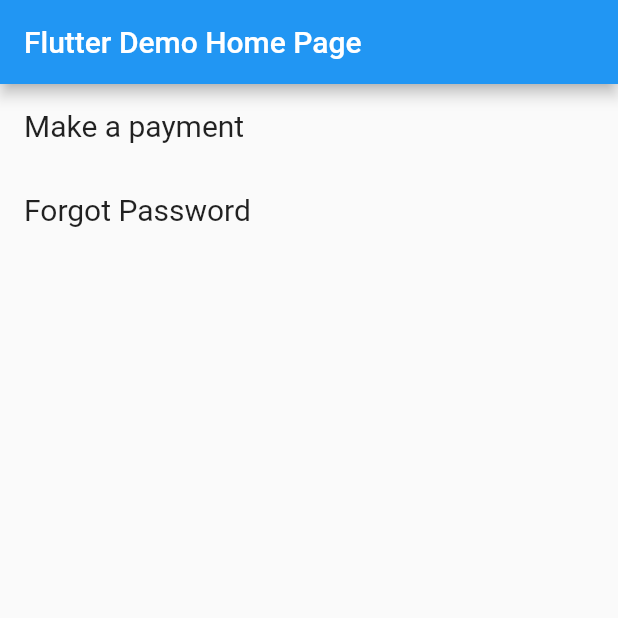
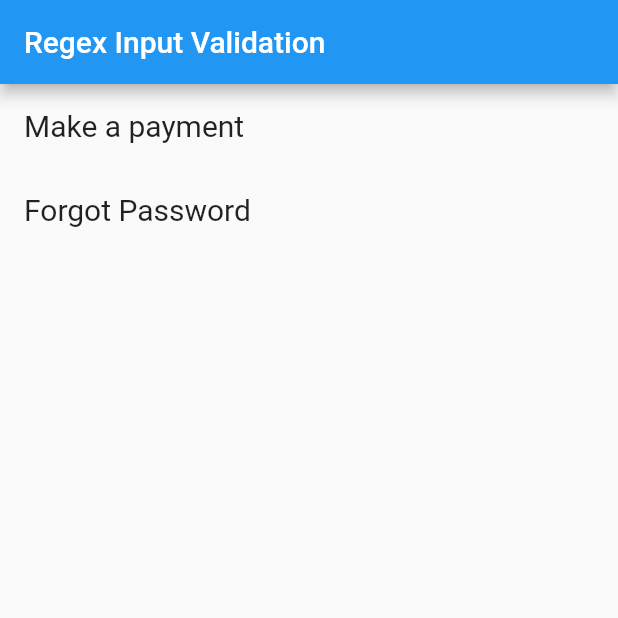
Before and after one commit to bizz84/input_validation_demo_flutter, a Flutter app: the screen it shows after launch, on a phone screen of 412 x 824 dp, the top half of it. Run offline on Flutter 3.47's test engine with Material 2 defaults, Android fonts, the phone set to English and light mode, and no system bars.

Commit message:
Cleanup and documentation

```diff
--- a/lib/main.dart
+++ b/lib/main.dart
@@ -43,7 +43,7 @@ class MyApp extends StatelessWidget {
       theme: ThemeData(
         primarySwatch: Colors.blue,
       ),
-      home: MyHomePage(title: 'Flutter Demo Home Page'),
+      home: MyHomePage(title: 'Regex Input Validation'),
     );
   }
 }
@@ -75,7 +75,8 @@ class MyHomePage extends StatelessWidget {
         submitText: 'Submit',
         keyboardType: TextInputType.emailAddress,
         inputFormatter: ValidatorInputFormatter(
-            editingValidator: EmailEditingRegexValidator()),
+          editingValidator: EmailEditingRegexValidator(),
+        ),
         submitValidator: EmailSubmitRegexValidator(),
         onSubmit: (value) => _onSubmit(context, value),
       ),
@@ -93,7 +94,8 @@ class MyHomePage extends StatelessWidget {
         submitText: 'Submit',
         keyboardType: TextInputType.number,
         inputFormatter: ValidatorInputFormatter(
-            editingValidator: DecimalNumberEditingRegexValidator()),
+          editingValidator: DecimalNumberEditingRegexValidator(),
+        ),
         submitValidator: DecimalNumberSubmitValidator(),
         onSubmit: (value) => _onSubmit(context, value),
       ),
--- a/lib/validator.dart
+++ b/lib/validator.dart
@@ -8,9 +8,10 @@ class RegexValidator implements StringValidator {
   RegexValidator({this.regexSource});
   final String regexSource;
 
+  /// value: the input string
+  /// returns: true if the input string is a full match for regexSource
   bool isValid(String value) {
     try {
-      // https://regex101.com/
       final regex = RegExp(regexSource);
       final matches = regex.allMatches(value);
       for (Match match in matches) {
```
